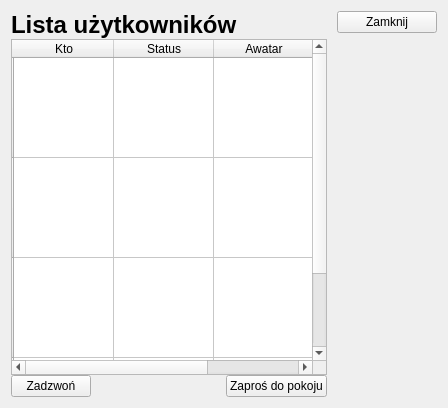
First picture: the form in JaroEliCall/gui/adduser.ui, repository jaroslaw-wieczorek/Project_IP_Telephony_Python_Voip, before the edit.
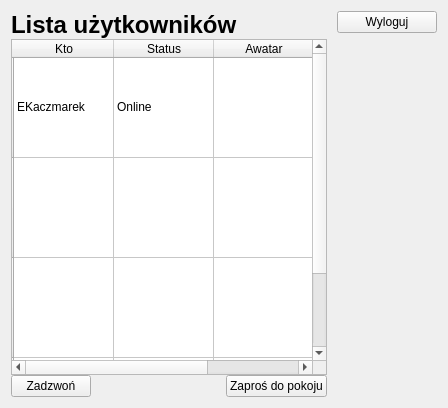
Second picture: the form after the edit. Icons and pictures are not drawn.

Commit message: add managment methods to adduser.py

Patch:
```diff
--- a/JaroEliCall/gui/adduser.ui
+++ b/JaroEliCall/gui/adduser.ui
@@ -6,7 +6,7 @@
    <rect>
     <x>0</x>
     <y>0</y>
-    <width>444</width>
+    <width>447</width>
     <height>408</height>
    </rect>
   </property>
@@ -141,10 +141,23 @@
            <string>Awatar</string>
           </property>
          </column>
+         <item row="0" column="0">
+          <property name="text">
+           <string>EKaczmarek</string>
+          </property>
+         </item>
+         <item row="0" column="1">
+          <property name="text">
+           <string>Online</string>
+          </property>
+         </item>
          <item row="0" column="2">
           <property name="text">
            <string/>
           </property>
+          <property name="textAlignment">
+           <set>AlignJustify|AlignVCenter</set>
+          </property>
           <property name="icon">
            <iconset>
             <activeoff>icons/111317-essential-ui/svg/close-cross.svg</activeoff>
@@ -207,7 +220,7 @@
        <item>
         <widget class="QPushButton" name="push_button_close">
          <property name="text">
-          <string>Zamknij</string>
+          <string>Wyloguj</string>
          </property>
         </widget>
        </item>
```
Left out of the diff: 12 changed lines with no effect on the pictures. The commit also changes 4 other files.
